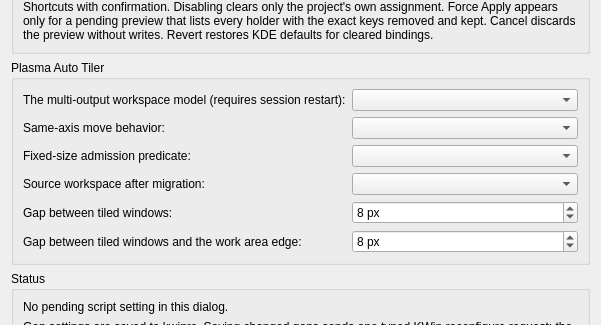
This is kwin/native-effect/unifiedsettings.ui in beefsack/plasma-auto-tiler as Qt 5 draws it before an edit; both pictures show x 0 to 601 and y 759 to 1084 of the 601 by 1389 pixel window. The edited form follows.
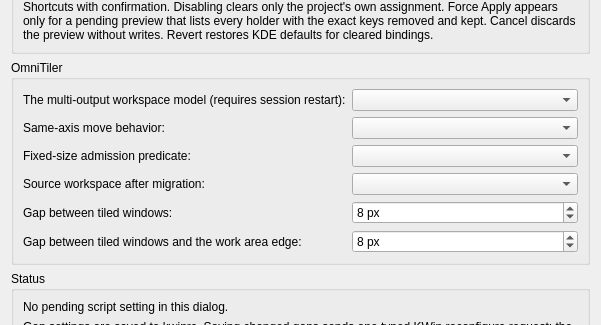
This is the edited form. Custom widgets are drawn as their Qt base class.

Commit message: Rename project to OmniTiler

Diff of the .ui file:
```diff
--- a/kwin/native-effect/unifiedsettings.ui
+++ b/kwin/native-effect/unifiedsettings.ui
@@ -296,7 +296,7 @@
     <item>
      <widget class="QGroupBox" name="scriptSettings">
       <property name="title">
-       <string>Plasma Auto Tiler</string>
+       <string>OmniTiler</string>
       </property>
       <layout class="QFormLayout" name="scriptFormLayout">
        <item row="0" column="0">
```
The commit also changes 300 other files.
